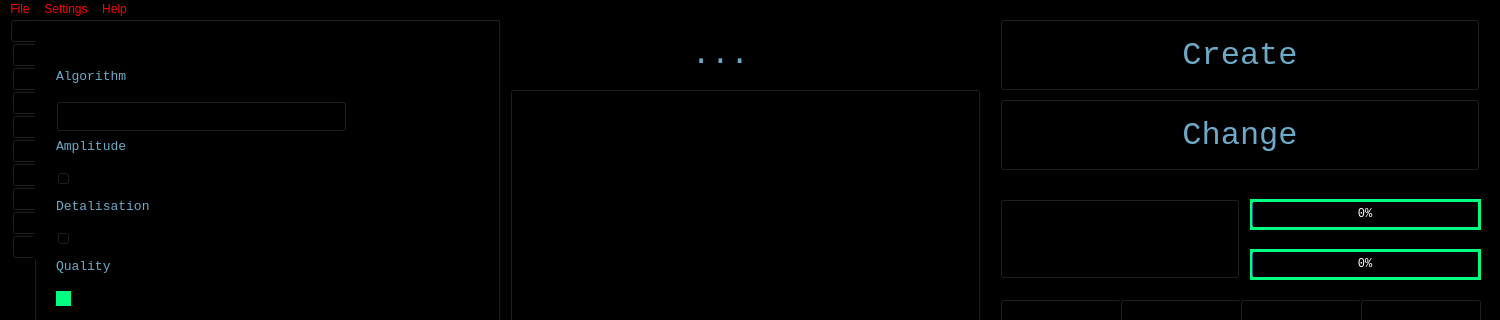
First picture: the form in mainwindow.ui, repository Nikita-080/God-of-pixels-3, before the edit; both pictures show x 0 to 1500 and y 0 to 320 of the 1500 by 635 pixel window.
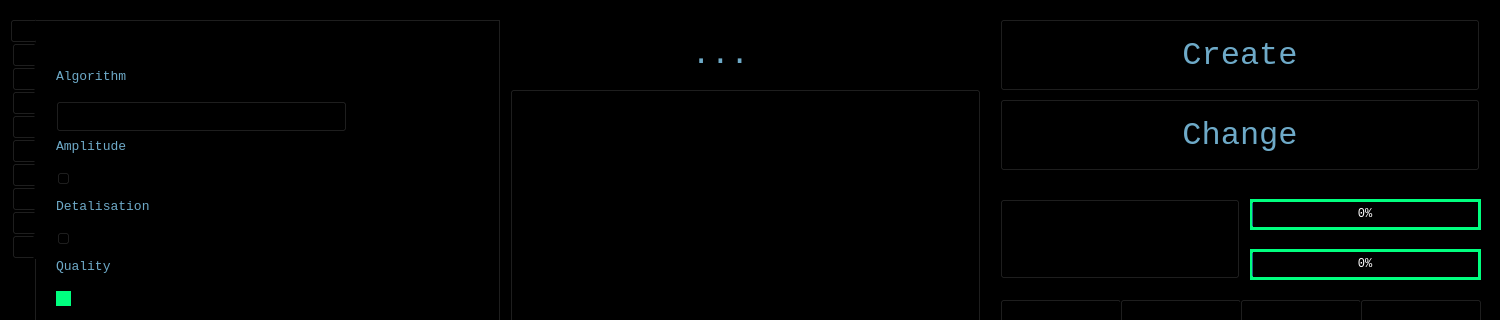
Second picture: the form after the edit.

```diff
--- a/mainwindow.ui
+++ b/mainwindow.ui
@@ -8061,7 +8061,7 @@
     </rect>
    </property>
    <property name="styleSheet">
-    <string notr="true">color: #ff0000;</string>
+    <string notr="true"/>
    </property>
    <widget class="QMenu" name="menu">
     <property name="styleSheet">
```
Left out of the diff: 88 changed lines with no effect on the pictures.
